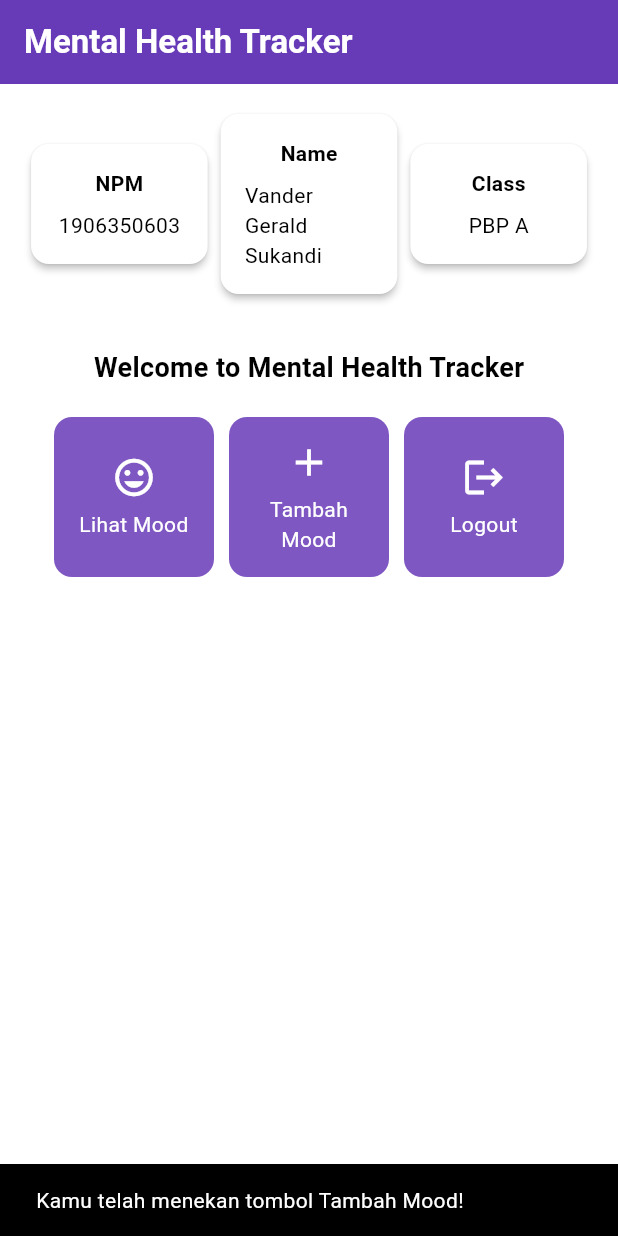
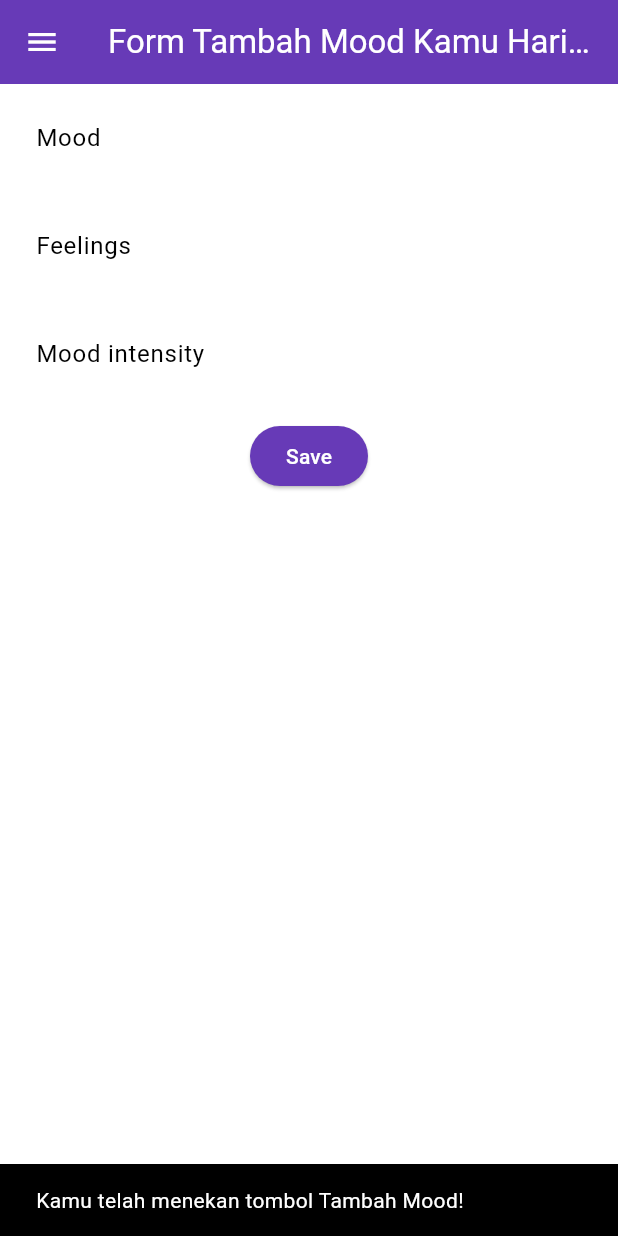
Before and after one commit to additionalSass/mental-health-tracker-mobile-, a Flutter app: the screen it shows after launch, after a tap on "Tambah Mood", on a phone screen of 412 x 824 dp. Run offline on Flutter 3.47's test engine with Material 3 defaults, Android fonts, the phone set to English and light mode, and no system bars.

Commit message:
tutorial 7 selesai

```diff
--- a/lib/main.dart
+++ b/lib/main.dart
@@ -1,4 +1,4 @@
-import 'package:mental_health_tracker/menu.dart';
+import 'package:mental_health_tracker/screens/menu.dart';
 import 'package:flutter/material.dart';
 
 void main() {
@@ -29,9 +29,9 @@ class MyApp extends StatelessWidget {
         //
         // This works for code too, not just values: Most code changes can be
         // tested with just a hot reload.
-         colorScheme: ColorScheme.fromSwatch(
+        colorScheme: ColorScheme.fromSwatch(
           primarySwatch: Colors.deepPurple,
-          ).copyWith(secondary: Colors.deepPurple[400]),
+        ).copyWith(secondary: Colors.deepPurple[400]),
       ),
       home: MyHomePage(),
     );
--- a/lib/menu.dart
+++ b/lib/screens/menu.dart
@@ -1,4 +1,6 @@
 import 'package:flutter/material.dart';
+import 'package:mental_health_tracker/widgets/left_drawer.dart';
+import 'package:mental_health_tracker/widgets/mood_card.dart';
 
 class MyHomePage extends StatelessWidget {
   final String npm = '1906350603';
@@ -28,7 +30,9 @@ class MyHomePage extends StatelessWidget {
         ),
         // Warna latar belakang AppBar diambil dari skema warna tema aplikasi.
         backgroundColor: Theme.of(context).colorScheme.primary,
+        iconTheme: IconThemeData(color: Colors.white),
       ),
+      drawer: const LeftDrawer(),
       // Body halaman dengan padding di sekelilingnya.
       body: Padding(
         padding: const EdgeInsets.all(16.0),
@@ -94,8 +98,8 @@ class MyHomePage extends StatelessWidget {
 class InfoCard extends StatelessWidget {
   // Kartu informasi yang menampilkan title dan content.
 
-  final String title;  // Judul kartu.
-  final String content;  // Isi kartu.
+  final String title; // Judul kartu.
+  final String content; // Isi kartu.
 
   const InfoCard({super.key, required this.title, required this.content});
 
@@ -106,7 +110,8 @@ class InfoCard extends StatelessWidget {
       elevation: 2.0,
       child: Container(
         // Mengatur ukuran dan jarak di dalam kartu.
-        width: MediaQuery.of(context).size.width / 3.5, // menyesuaikan dengan lebar device yang digunakan.
+        width: MediaQuery.of(context).size.width /
+            3.5, // menyesuaikan dengan lebar device yang digunakan.
         padding: const EdgeInsets.all(16.0),
         // Menyusun title dan content secara vertikal.
         child: Column(
@@ -123,64 +128,3 @@ class InfoCard extends StatelessWidget {
     );
   }
 }
-
- class ItemHomepage {
-     final String name;
-     final IconData icon;
-
-     ItemHomepage(this.name, this.icon);
- }
-
- class ItemCard extends StatelessWidget {
-  // Menampilkan kartu dengan ikon dan nama.
-
-  final ItemHomepage item;
-
-  const ItemCard(this.item, {super.key});
-
-  @override
-  Widget build(BuildContext context) {
-    return Material(
-      // Menentukan warna latar belakang dari tema aplikasi.
-      color: Theme.of(context).colorScheme.secondary,
-      // Membuat sudut kartu melengkung.
-      borderRadius: BorderRadius.circular(12),
-
-      child: InkWell(
-        // Aksi ketika kartu ditekan.
-        onTap: () {
-          // Menampilkan pesan SnackBar saat kartu ditekan.
-          ScaffoldMessenger.of(context)
-            ..hideCurrentSnackBar()
-            ..showSnackBar(
-              SnackBar(content: Text("Kamu telah menekan tombol ${item.name}!"))
-            );
-        },
-        // Container untuk menyimpan Icon dan Text
-        child: Container(
-          padding: const EdgeInsets.all(8),
-          child: Center(
-            child: Column(
-              // Menyusun ikon dan teks di tengah kartu.
-              mainAxisAlignment: MainAxisAlignment.center,
-              children: [
-                Icon(
-                  item.icon,
-                  color: Colors.white,
-                  size: 30.0,
-                ),
-                const Padding(padding: EdgeInsets.all(3)),
-                Text(
-                  item.name,
-                  textAlign: TextAlign.center,
-                  style: const TextStyle(color: Colors.white),
-                ),
-              ],
-            ),
-          ),
-        ),
-      ),
-    );
-  }
-
-}
--- /dev/null
+++ b/lib/screens/moodentry_form.dart
@@ -0,0 +1,160 @@
+import 'package:flutter/material.dart';
+import 'package:mental_health_tracker/widgets/left_drawer.dart';
+
+class MoodEntryFormPage extends StatefulWidget {
+  const MoodEntryFormPage({super.key});
+
+  @override
+  State<MoodEntryFormPage> createState() => _MoodEntryFormPageState();
+}
+
+class _MoodEntryFormPageState extends State<MoodEntryFormPage> {
+  final _formKey = GlobalKey<FormState>();
+  String _mood = "";
+  String _feelings = "";
+  int _moodIntensity = 0;
+
+  @override
+  Widget build(BuildContext context) {
+    return Scaffold(
+      appBar: AppBar(
+        title: const Center(
+          child: Text(
+            'Form Tambah Mood Kamu Hari ini',
+          ),
+        ),
+        backgroundColor: Theme.of(context).colorScheme.primary,
+        foregroundColor: Colors.white,
+      ),
+      drawer: const LeftDrawer(),
+      body: Form(
+        key: _formKey,
+        child: SingleChildScrollView(
+            child: Column(
+          crossAxisAlignment: CrossAxisAlignment.start,
+          children: [
+            Padding(
+              padding: const EdgeInsets.all(8.0),
+              child: TextFormField(
+                decoration: InputDecoration(
+                  hintText: "Mood",
+                  labelText: "Mood",
+                  border: OutlineInputBorder(
+                    borderRadius: BorderRadius.circular(5.0),
+                  ),
+                ),
+                onChanged: (String? value) {
+                  setState(() {
+                    _mood = value!;
+                  });
+                },
+                validator: (String? value) {
+                  if (value == null || value.isEmpty) {
+                    return "Mood tidak boleh kosong!";
+                  }
+                  return null;
+                },
+              ),
+            ),
+            Padding(
+              padding: const EdgeInsets.all(8.0),
+              child: TextFormField(
+                decoration: InputDecoration(
+                  hintText: "Feelings",
+                  labelText: "Feelings",
+                  border: OutlineInputBorder(
+                    borderRadius: BorderRadius.circular(5.0),
+                  ),
+                ),
+                onChanged: (String? value) {
+                  setState(() {
+                    _feelings = value!;
+                  });
+                },
+                validator: (String? value) {
+                  if (value == null || value.isEmpty) {
+                    return "Feelings tidak boleh kosong!";
+                  }
+                  return null;
+                },
+              ),
+            ),
+            Padding(
+              padding: const EdgeInsets.all(8.0),
+              child: TextFormField(
+                decoration: InputDecoration(
+                  hintText: "Mood intensity",
+                  labelText: "Mood intensity",
+                  border: OutlineInputBorder(
+                    borderRadius: BorderRadius.circular(5.0),
+                  ),
+                ),
+                onChanged: (String? value) {
+                  setState(() {
+                    _moodIntensity = int.tryParse(value!) ?? 0;
+                  });
+                },
+                validator: (String? value) {
+                  if (value == null || value.isEmpty) {
+                    return "Mood intensity tidak boleh kosong!";
+                  }
+                  if (int.tryParse(value) == null) {
+                    return "Mood intensity harus berupa angka!";
+                  }
+                  return null;
+                },
+              ),
+            ),
+            Align(
+              alignment: Alignment.bottomCenter,
+              child: Padding(
+                padding: const EdgeInsets.all(8.0),
+                child: ElevatedButton(
+                  style: ButtonStyle(
+                    backgroundColor: MaterialStateProperty.all(
+                        Theme.of(context).colorScheme.primary),
+                  ),
+                  onPressed: () {
+                    if (_formKey.currentState!.validate()) {
+                      showDialog(
+                        context: context,
+                        builder: (context) {
+                          return AlertDialog(
+                            title: const Text('Mood berhasil tersimpan'),
+                            content: SingleChildScrollView(
+                              child: Column(
+                                crossAxisAlignment: CrossAxisAlignment.start,
+                                children: [
+                                  Text('Mood: $_mood'),
+                                  Text('Feelings: $_feelings'),
+                                  Text('Moods Intensity: $_moodIntensity'),
+                                ],
+                              ),
+                            ),
+                            actions: [
+                              TextButton(
+                                child: const Text('OK'),
+                                onPressed: () {
+                                  Navigator.pop(context);
+                                  _formKey.currentState!.reset();
+                                },
+                              ),
+                            ],
+                          );
+                        },
+                      );
+                    }
+                  },
+                  child: const Text(
+                    "Save",
+                    style: TextStyle(color: Colors.white),
+                  ),
+                ),
+              ),
+            ),
+          ],
+        )),
+      ),
+    );
+  }
+}
--- /dev/null
+++ b/lib/widgets/left_drawer.dart
@@ -0,0 +1,69 @@
+import 'package:flutter/material.dart';
+import 'package:mental_health_tracker/screens/menu.dart';
+import 'package:mental_health_tracker/screens/moodentry_form.dart';
+
+class LeftDrawer extends StatelessWidget {
+  const LeftDrawer({super.key});
+
+  @override
+  Widget build(BuildContext context) {
+    return Drawer(
+      child: ListView(
+        children: [
+          DrawerHeader(
+            decoration: BoxDecoration(
+              color: Theme.of(context).colorScheme.primary,
+            ),
+            child: const Column(
+              children: [
+                Text(
+                  'Mental Health Tracker',
+                  textAlign: TextAlign.center,
+                  style: TextStyle(
+                    fontSize: 24,
+                    fontWeight: FontWeight.bold,
+                    color: Colors.white,
+                  ),
+                ),
+                Padding(padding: EdgeInsets.all(8)),
+                Text(
+                  "Ayo jaga kesehatan mentalmu setiap hari disini!",
+                  textAlign: TextAlign.center,
+                  style: TextStyle(
+                    fontSize: 15,
+                    color: Colors.white,
+                    fontWeight: FontWeight.normal,
+                  ),
+                ),
+              ],
+            ),
+          ),
+          ListTile(
+            leading: const Icon(Icons.home_outlined),
+            title: const Text('Halaman Utama'),
+            // Bagian redirection ke MyHomePage
+            onTap: () {
+              Navigator.pushReplacement(
+                  context,
+                  MaterialPageRoute(
+                    builder: (context) => MyHomePage(),
+                  ));
+            },
+          ),
+          ListTile(
+            leading: const Icon(Icons.mood),
+            title: const Text('Tambah Mood'),
+            // Bagian redirection ke MoodEntryFormPage
+            onTap: () {
+              Navigator.pushReplacement(
+                  context,
+                  MaterialPageRoute(
+                    builder: (context) => MoodEntryFormPage(),
+                  ));
+            },
+          ),
+        ],
+      ),
+    );
+  }
+}
--- /dev/null
+++ b/lib/widgets/mood_card.dart
@@ -0,0 +1,69 @@
+import 'package:flutter/material.dart';
+import 'package:mental_health_tracker/screens/moodentry_form.dart';
+
+class ItemHomepage {
+  final String name;
+  final IconData icon;
+
+  ItemHomepage(this.name, this.icon);
+}
+
+class ItemCard extends StatelessWidget {
+  // Menampilkan kartu dengan ikon dan nama.
+
+  final ItemHomepage item;
+
+  const ItemCard(this.item, {super.key});
+
+  @override
+  Widget build(BuildContext context) {
+    return Material(
+      // Menentukan warna latar belakang dari tema aplikasi.
+      color: Theme.of(context).colorScheme.secondary,
+      // Membuat sudut kartu melengkung.
+      borderRadius: BorderRadius.circular(12),
+
+      child: InkWell(
+        // Aksi ketika kartu ditekan.
+        onTap: () {
+          // Memunculkan SnackBar ketika diklik
+          ScaffoldMessenger.of(context)
+            ..hideCurrentSnackBar()
+            ..showSnackBar(SnackBar(
+                content: Text("Kamu telah menekan tombol ${item.name}!")));
+
+          // Navigate ke route yang sesuai (tergantung jenis tombol)
+          if (item.name == "Tambah Mood") {
+            Navigator.push(
+                context,
+                MaterialPageRoute(
+                    builder: (context) => const MoodEntryFormPage()));
+          }
+        },
+        // Container untuk menyimpan Icon dan Text
+        child: Container(
+          padding: const EdgeInsets.all(8),
+          child: Center(
+            child: Column(
+              // Menyusun ikon dan teks di tengah kartu.
+              mainAxisAlignment: MainAxisAlignment.center,
+              children: [
+                Icon(
+                  item.icon,
+                  color: Colors.white,
+                  size: 30.0,
+                ),
+                const Padding(padding: EdgeInsets.all(3)),
+                Text(
+                  item.name,
+                  textAlign: TextAlign.center,
+                  style: const TextStyle(color: Colors.white),
+                ),
+              ],
+            ),
+          ),
+        ),
+      ),
+    );
+  }
+}
```
